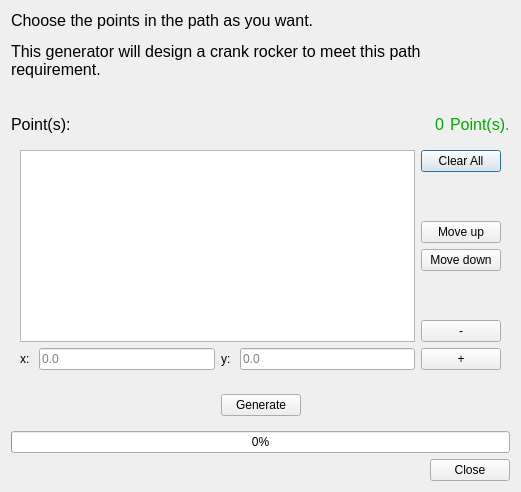
This is core/panel/run_Path_Solving.ui in KmolYuan/Pyslvs-UI as Qt 5 draws it before an edit. The edited form follows.
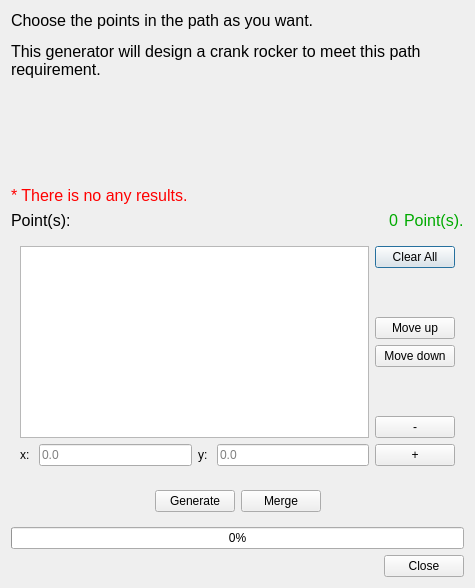
This is the edited form. Icons and pictures are not drawn.

Commit message: Path Solving dlg UI fix

What changed in the file:
```diff
--- a/core/panel/run_Path_Solving.ui
+++ b/core/panel/run_Path_Solving.ui
@@ -6,8 +6,8 @@
    <rect>
     <x>0</x>
     <y>0</y>
-    <width>521</width>
-    <height>492</height>
+    <width>475</width>
+    <height>588</height>
    </rect>
   </property>
   <property name="sizePolicy">
@@ -18,14 +18,14 @@
   </property>
   <property name="minimumSize">
    <size>
-    <width>521</width>
-    <height>492</height>
+    <width>475</width>
+    <height>588</height>
    </size>
   </property>
   <property name="maximumSize">
    <size>
-    <width>521</width>
-    <height>492</height>
+    <width>475</width>
+    <height>588</height>
    </size>
   </property>
   <property name="windowTitle">
@@ -71,6 +71,13 @@
      </property>
     </spacer>
    </item>
+   <item>
+    <widget class="QLabel" name="isResult">
+     <property name="text">
+      <string>&lt;html&gt;&lt;head/&gt;&lt;body&gt;&lt;p&gt;&lt;span style=&quot; font-size:12pt; color:#ff0000;&quot;&gt;* There is no any results.&lt;/span&gt;&lt;/p&gt;&lt;/body&gt;&lt;/html&gt;</string>
+     </property>
+    </widget>
+   </item>
    <item>
     <layout class="QHBoxLayout" name="horizontalLayout_4">
      <item>
@@ -126,6 +133,12 @@
    </item>
    <item>
     <widget class="QWidget" name="mainPanel" native="true">
+     <property name="sizePolicy">
+      <sizepolicy hsizetype="Preferred" vsizetype="Preferred">
+       <horstretch>0</horstretch>
+       <verstretch>0</verstretch>
+      </sizepolicy>
+     </property>
      <layout class="QHBoxLayout" name="mainPanelLayout">
       <item>
        <layout class="QVBoxLayout" name="verticalLayout_2">
@@ -264,6 +277,13 @@
         </property>
        </widget>
       </item>
+      <item>
+       <widget class="QPushButton" name="Merge">
+        <property name="text">
+         <string>Merge</string>
+        </property>
+       </widget>
+      </item>
       <item>
        <spacer name="horizontalSpacer_4">
         <property name="orientation">
```
The commit also changes 8 other files.
